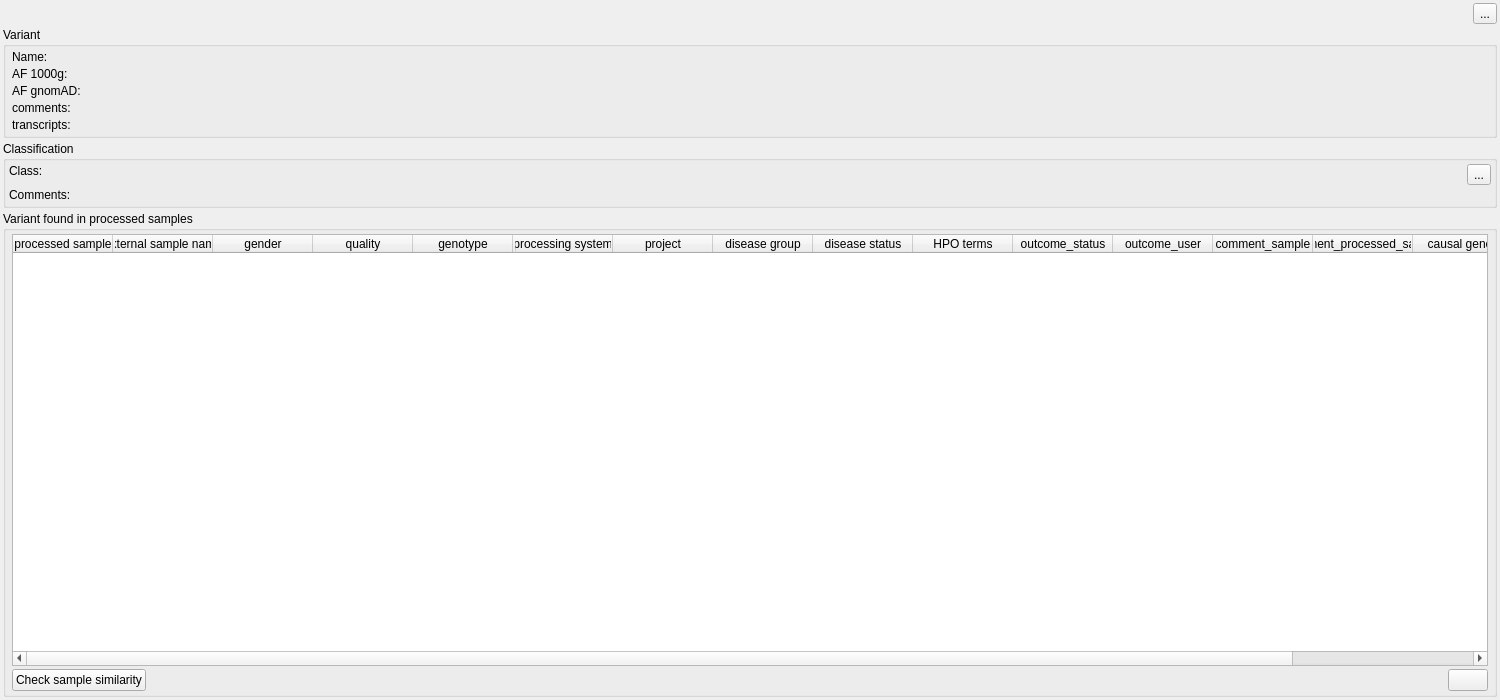
This is src/GSvar/VariantWidget.ui in imgag/ngs-bits as Qt 5 draws it before an edit. The edited form follows.
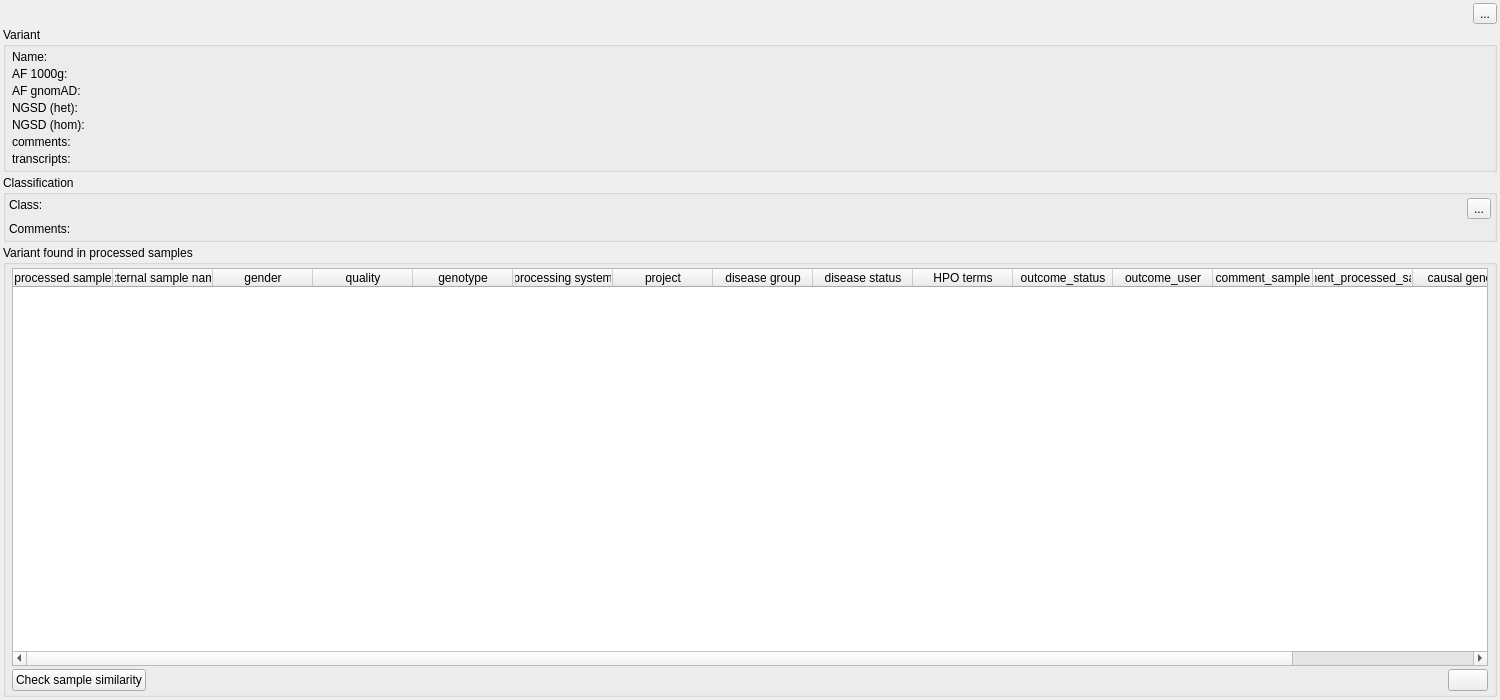
This is the edited form. Icons and pictures are not drawn.

Commit message: GSvar: improved variant tab (NGSD counts, gnomAD link)

The edit to the form file:
```diff
--- a/src/GSvar/VariantWidget.ui
+++ b/src/GSvar/VariantWidget.ui
@@ -145,7 +145,7 @@
         </property>
        </widget>
       </item>
-      <item row="4" column="0">
+      <item row="6" column="0">
        <widget class="QLabel" name="label_7">
         <property name="text">
          <string>comments:</string>
@@ -155,7 +155,7 @@
         </property>
        </widget>
       </item>
-      <item row="4" column="1">
+      <item row="6" column="1">
        <widget class="QLabel" name="comments">
         <property name="text">
          <string/>
@@ -168,7 +168,7 @@
         </property>
        </widget>
       </item>
-      <item row="5" column="0">
+      <item row="7" column="0">
        <widget class="QLabel" name="label_6">
         <property name="text">
          <string>transcripts:</string>
@@ -178,7 +178,7 @@
         </property>
        </widget>
       </item>
-      <item row="5" column="1">
+      <item row="7" column="1">
        <widget class="QLabel" name="transcripts">
         <property name="text">
          <string/>
@@ -220,6 +220,34 @@
         </property>
        </widget>
       </item>
+      <item row="4" column="0">
+       <widget class="QLabel" name="label_8">
+        <property name="text">
+         <string>NGSD (het):</string>
+        </property>
+       </widget>
+      </item>
+      <item row="5" column="0">
+       <widget class="QLabel" name="label_9">
+        <property name="text">
+         <string>NGSD (hom):</string>
+        </property>
+       </widget>
+      </item>
+      <item row="4" column="1">
+       <widget class="QLabel" name="ngsd_het">
+        <property name="text">
+         <string/>
+        </property>
+       </widget>
+      </item>
+      <item row="5" column="1">
+       <widget class="QLabel" name="ngsd_hom">
+        <property name="text">
+         <string/>
+        </property>
+       </widget>
+      </item>
      </layout>
     </widget>
    </item>
```
Left out of the diff: 16 changed lines with no effect on the pictures. The commit also changes 10 other files.
